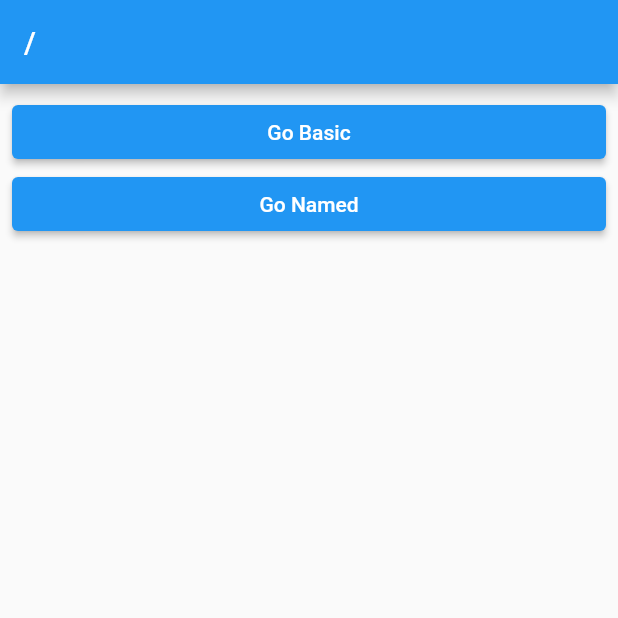
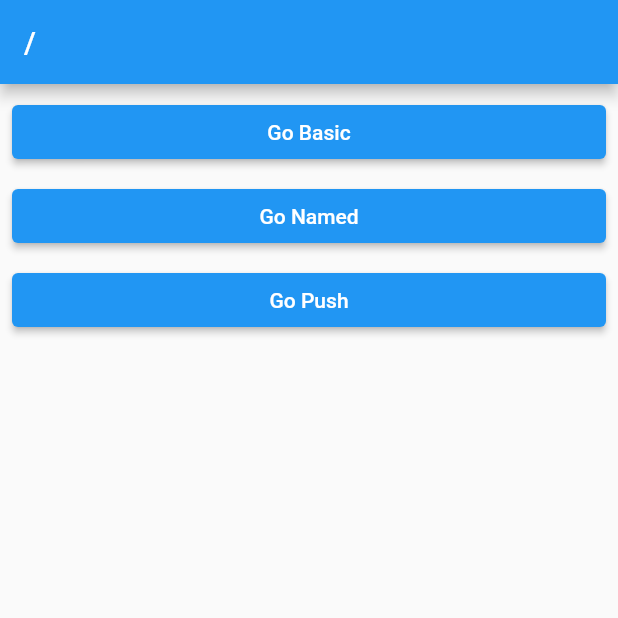
Before and after one commit to bulkyCHOI/go_route_v7, a Flutter app: the screen it shows after launch, on a phone screen of 412 x 824 dp, the top half of it. Run offline on Flutter 3.47's test engine with Material 2 defaults, Android fonts, the phone set to English and light mode, and no system bars; our stand-ins replace go_router.

Commit message:
230901 | 섹션13-5 Push 함수

```diff
--- a/lib/route/router.dart
+++ b/lib/route/router.dart
@@ -1,5 +1,6 @@
 import 'package:go_route_v7/screen/1_basic_screen.dart';
 import 'package:go_route_v7/screen/2_named_screen.dart';
+import 'package:go_route_v7/screen/3_push_screen.dart';
 import 'package:go_route_v7/screen/root_screen.dart';
 import 'package:go_router/go_router.dart';
 
@@ -26,6 +27,12 @@ final router = GoRouter(
             return NamedScreen();
           },
         ),
+        GoRoute(
+          path: 'push',
+          builder: (context, state) {
+            return PushScreen();
+          },
+        ),
       ],
     ),
   ],
--- a/lib/screen/root_screen.dart
+++ b/lib/screen/root_screen.dart
@@ -16,6 +16,7 @@ class RootScreen extends StatelessWidget {
             },
             child: Text('Go Basic'),
           ),
+          SizedBox(height: 8.0,),
           ElevatedButton(
             onPressed: () {
               context.goNamed('named_screen');
@@ -25,6 +26,13 @@ class RootScreen extends StatelessWidget {
             },
             child: Text('Go Named'),
           ),
+          SizedBox(height: 8.0,),
+          ElevatedButton(
+            onPressed: () {
+              context.go('/push');
+            },
+            child: Text('Go Push'),
+          ),
         ],
       ),
     );
```
Also changed, not shown: lib/screen/3_push_screen.dart (added, +31 -0 lines).
